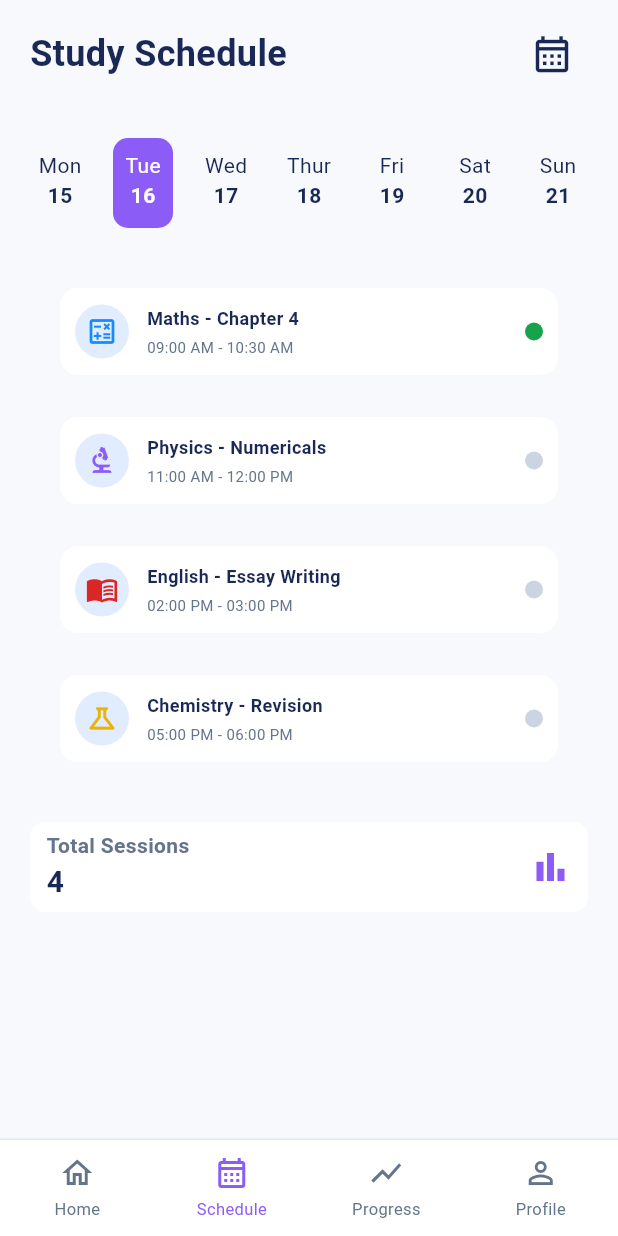
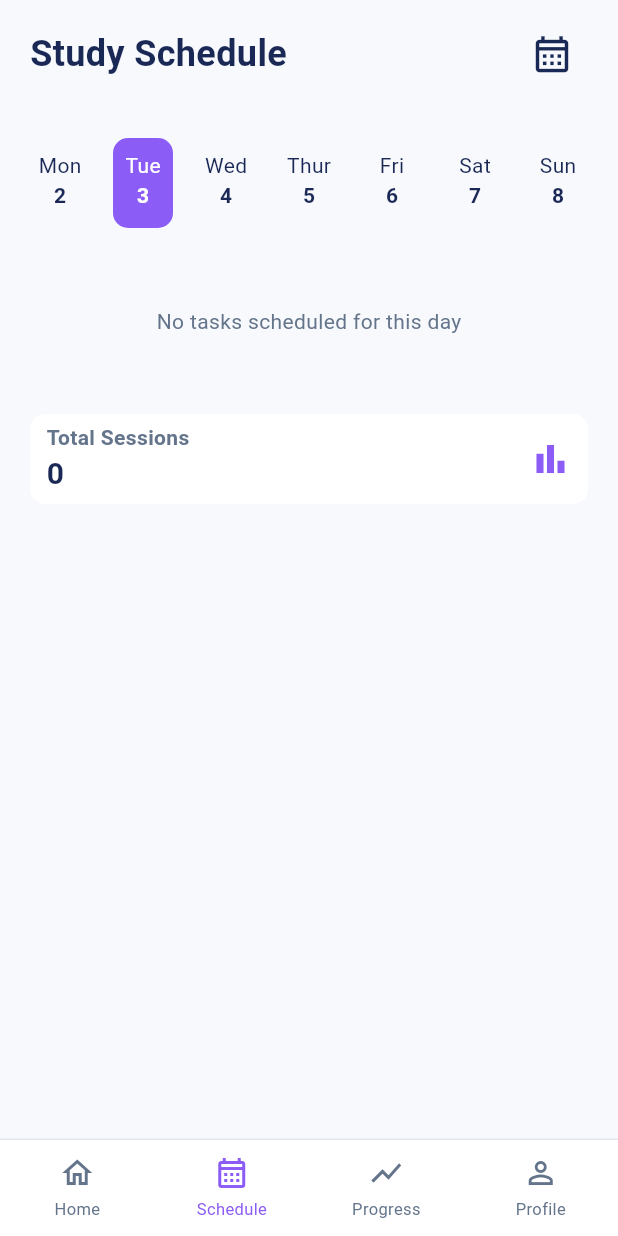
Before and after one commit to Muhammed-Ranan-PP/Learvo, a Flutter app: the ScheduleScreen screen opened by its route, on a phone screen of 412 x 824 dp. Run offline on Flutter 3.47's test engine with Material 3 defaults, Android fonts, the phone set to English and light mode, and no system bars; our stand-ins replace hive_flutter, shared_preferences; accounts and stored records are empty.

Commit message:
seventh day

```diff
--- a/lib/screens/add_task_screen.dart
+++ b/lib/screens/add_task_screen.dart
@@ -28,6 +28,22 @@ class _AddTaskScreenState extends State<AddTaskScreen> {
     notesController.dispose();
     super.dispose();
   }
+
+  // Date Picker Function
+Future<void>selectDate()async{
+  DateTime? pickedDate = await showDatePicker(
+    context : context,
+    initialDate : DateTime.now(),
+    firstDate : DateTime(2020),
+    lastDate : DateTime(2035),
+    );
+    if(pickedDate != null){
+      dateController.text=
+      "${pickedDate.day.toString().padLeft(2,"0")}/"
+      "${pickedDate.month.toString().padLeft(2,"0")}/"
+      "${pickedDate.year}";
+    }
+}
 
   Future<void> saveTask() async {
     if (titleController.text.trim().isEmpty ||
@@ -111,6 +127,8 @@ class _AddTaskScreenState extends State<AddTaskScreen> {
                   hint: "12 Oct 2026 ",
                   icon: Icons.event_available_outlined,
                   controller: dateController,
+                  readOnly:true,
+                  onTap: selectDate,
                 ),
                 SizedBox(height: 17),
                 TaskInput(
--- a/lib/screens/notes_screen.dart
+++ b/lib/screens/notes_screen.dart
@@ -1,7 +1,6 @@
 import 'package:flutter/material.dart';
 import 'package:learvo/routes/app_routes.dart';
 import 'package:learvo/widgets/note_card.dart';
-import 'package:learvo/widgets/note_filter.dart';
 import 'package:hive_flutter/hive_flutter.dart';
 import 'package:learvo/models/task_model.dart';
 import 'package:learvo/services/task_services.dart';
--- a/lib/screens/schedule_screen.dart
+++ b/lib/screens/schedule_screen.dart
@@ -1,3 +1,4 @@
+
 import 'package:flutter/material.dart';
 import 'package:learvo/widgets/schedule_date.dart';
 import 'package:learvo/widgets/task_card.dart';
@@ -17,11 +18,48 @@ class ScheduleScreen extends StatefulWidget {
 class _ScheduleScreenState extends State<ScheduleScreen> {
   DateTime selectedDate = DateTime.now();
   final TaskServices taskServices = TaskServices();
+
+  List<DateTime> getWeekDates() {
+    DateTime firstDay = selectedDate.subtract(
+      Duration(days: selectedDate.weekday - 1),
+    );
+
+    return List.generate(7, (index) => firstDay.add(Duration(days: index)));
+  }
+
   @override
   Widget build(BuildContext context) {
     return ValueListenableBuilder(
       valueListenable: Hive.box<Task>("tasks").listenable(),
       builder: (context, box, child) {
+        List<Task> selectedTasks = [];
+
+        for (var task in taskServices.taskBox.values) {
+          DateTime taskDate;
+
+          if (task.date.length == 8 && task.date[2] == "-") {
+            taskDate = DateTime(
+              2000 + int.parse(task.date.substring(6, 8)),
+              int.parse(task.date.substring(3, 5)),
+              int.parse(task.date.substring(0, 2)),
+            );
+          } else if (task.date.length == 10 && task.date[2] == "/") {
+            taskDate = DateTime(
+              int.parse(task.date.substring(6, 10)),
+              int.parse(task.date.substring(3, 5)),
+              int.parse(task.date.substring(0, 2)),
+            );
+          } else {
+            continue;
+          }
+
+          if (taskDate.year == selectedDate.year &&
+              taskDate.month == selectedDate.month &&
+              taskDate.day == selectedDate.day) {
+            selectedTasks.add(task);
+          }
+        }
+
         return Scaffold(
           body: SingleChildScrollView(
             child: SafeArea(
@@ -56,60 +94,59 @@ class _ScheduleScreenState extends State<ScheduleScreen> {
                     SizedBox(height: 32),
                     Row(
                       mainAxisAlignment: MainAxisAlignment.spaceBetween,
-                      children: [
-                        ScheduleDate(day: "Mon", date: "15", isSelected: false),
-                        ScheduleDate(day: "Tue", date: "16", isSelected: true),
-                        ScheduleDate(day: "Wed", date: "17", isSelected: false),
-                        ScheduleDate(
-                          day: "Thur",
-                          date: "18",
-                          isSelected: false,
-                        ),
-                        ScheduleDate(day: "Fri", date: "19", isSelected: false),
-                        ScheduleDate(day: "Sat", date: "20", isSelected: false),
-                        ScheduleDate(day: "Sun", date: "21", isSelected: false),
-                      ],
+                      children: getWeekDates().map((date) {
+                        List<String> days = [
+                          "Mon",
+                          "Tue",
+                          "Wed",
+                          "Thur",
+                          "Fri",
+                          "Sat",
+                          "Sun",
+                        ];
+
+                        return ScheduleDate(
+                          day: days[date.weekday - 1],
+                          date: date.day.toString(),
+                          isSelected: date.day == selectedDate.day &&
+                              date.month == selectedDate.month &&
+                              date.year == selectedDate.year,
+                          onTap: () {
+                            setState(() {
+                              selectedDate = date;
+                            });
+                          },
+                        );
+                      }).toList(),
                     ),
                     SizedBox(height: 32),
-                    TaskCard(
-                      title: "Maths - Chapter 4",
-                      time: "09:00 AM - 10:30 AM",
-                      icon: Icons.calculate_outlined,
-                      iconColor: Color.fromARGB(255, 22, 139, 255),
-                      statusColor: Color.fromARGB(255, 22, 163, 74),
-                      isCompleted: false,
-                      onTap: () {},
-                    ),
-                    SizedBox(height: 12),
-                    TaskCard(
-                      title: "Physics - Numericals",
-                      time: "11:00 AM - 12:00 PM",
-                      icon: Icons.biotech,
-                      iconColor: Color.fromARGB(255, 139, 92, 246),
-                      statusColor: Color.fromARGB(255, 203, 213, 225),
-                      isCompleted: false,
-                      onTap: () {},
-                    ),
-                    SizedBox(height: 12),
-                    TaskCard(
-                      title: "English - Essay Writing",
-                      time: "02:00 PM - 03:00 PM",
-                      icon: Icons.menu_book_outlined,
-                      iconColor: Color.fromARGB(255, 220, 38, 38),
-                      statusColor: Color.fromARGB(255, 203, 213, 225),
-                      isCompleted: false,
-                      onTap: () {},
-                    ),
-                    SizedBox(height: 12),
-                    TaskCard(
-                      title: "Chemistry - Revision",
-                      time: "05:00 PM - 06:00 PM",
-                      icon: Icons.science_outlined,
-                      iconColor: Color.fromARGB(255, 234, 179, 8),
-                      statusColor: Color.fromARGB(255, 203, 213, 225),
-                      isCompleted: false,
-                      onTap: () {},
-                    ),
+                    if (selectedTasks.isEmpty)
+                      Padding(
+                        padding: EdgeInsets.all(20),
+                        child: Text(
+                          "No tasks scheduled for this day",
+                          style: TextStyle(
+                            color: Color.fromARGB(255, 100, 116, 139),
+                          ),
+                        ),
+                      )
+                    else
+                      ...selectedTasks.map((task) {
+                        return Padding(
+                          padding: EdgeInsets.only(bottom: 12),
+                          child: TaskCard(
+                            title: "${task.subject} - ${task.title}",
+                            time: task.time,
+                            icon: Icons.menu_book_outlined,
+                            iconColor: Color.fromARGB(255, 139, 92, 246),
+                            statusColor: task.isCompleted
+                                ? Color.fromARGB(255, 22, 163, 74)
+                                : Color.fromARGB(255, 203, 213, 225),
+                            isCompleted: task.isCompleted,
+                            onTap: () {},
+                          ),
+                        );
+                      }),
                     SizedBox(height: 32),
                     Container(
                       height: 60,
@@ -134,7 +171,7 @@ class _ScheduleScreenState extends State<ScheduleScreen> {
                                   ),
                                 ),
                                 Text(
-                                  "4",
+                                  selectedTasks.length.toString(),
                                   style: TextStyle(
                                     color: Color.fromARGB(255, 26, 40, 86),
                                     fontSize: 20,
--- a/lib/services/task_services.dart
+++ b/lib/services/task_services.dart
@@ -31,9 +31,6 @@ double getProgress(){
 }
 // Notes
 List<Task>getTasksWithNotes(){
-
-print("getTasksWithNotes called");
-
     return taskBox.values
       .where((task) => task.notes.trim().isNotEmpty)
       .toList();
--- a/lib/widgets/Task_input.dart
+++ b/lib/widgets/Task_input.dart
@@ -5,13 +5,17 @@ class TaskInput extends StatelessWidget {
   final String hint;
   final IconData icon;
   final TextEditingController controller;
+  final bool readOnly;
+  final VoidCallback? onTap;
 
   const TaskInput({
     super.key,
     required this.label,
     required this.hint,
     required this.icon,
-    required this.controller
+    required this.controller,
+   this.readOnly = false,
+   this.onTap,
   });
 
   @override
@@ -30,6 +34,8 @@ class TaskInput extends StatelessWidget {
         SizedBox(height: 8),
         TextField(
           controller: controller,
+          readOnly: readOnly,
+          onTap: onTap,
           decoration: InputDecoration(
             hintText: hint,
             prefixIcon: Icon(icon),
--- a/lib/widgets/schedule_date.dart
+++ b/lib/widgets/schedule_date.dart
@@ -4,12 +4,14 @@ class ScheduleDate extends StatelessWidget {
   final String day;
   final String date;
   final bool isSelected;
+  final VoidCallback onTap;
 
   const ScheduleDate({
     super.key,
     required this.day,
     required this.date,
     required this.isSelected,
+    required this.onTap,
   });
 
   @override
@@ -18,7 +20,9 @@ class ScheduleDate extends StatelessWidget {
         ? Colors.white
         : Color.fromARGB(255, 26, 40, 86);
 
-    return Container(
+    return GestureDetector(onTap: onTap,
+    child:
+    Container(
       width: 40,
       height: 60,
       padding: EdgeInsets.symmetric(vertical: 8),
@@ -37,6 +41,7 @@ class ScheduleDate extends StatelessWidget {
           ),
         ],
       ),
+    )
     );
   }
 }
```
